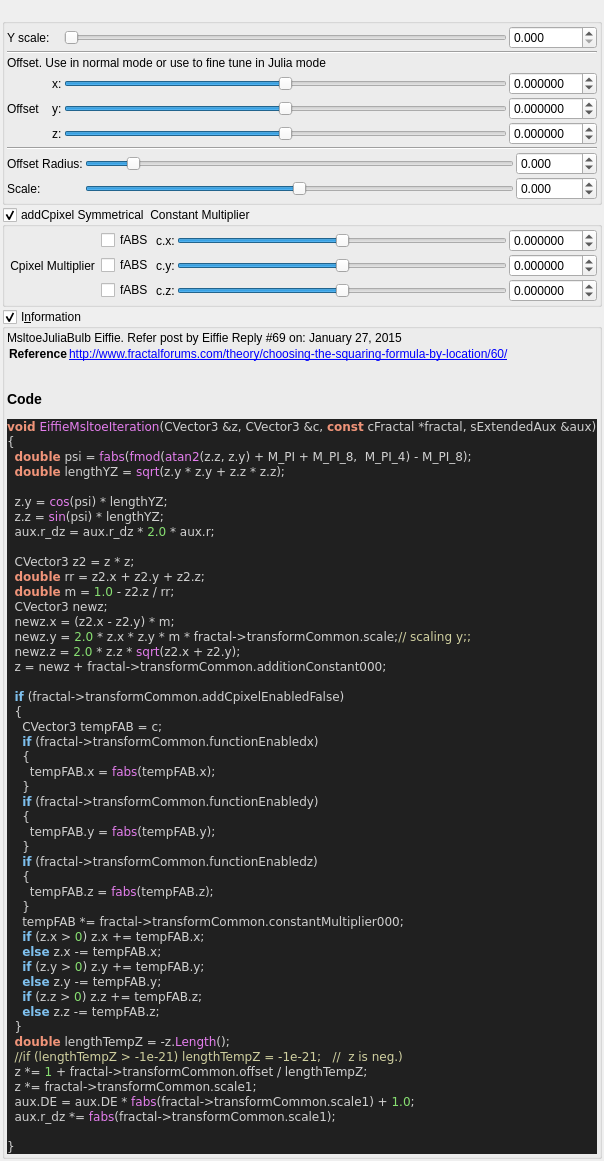
Old version of the form mandelbulber2/qt_data/fractal_eiffie_msltoe.ui in the repository buddhi1980/mandelbulber2.
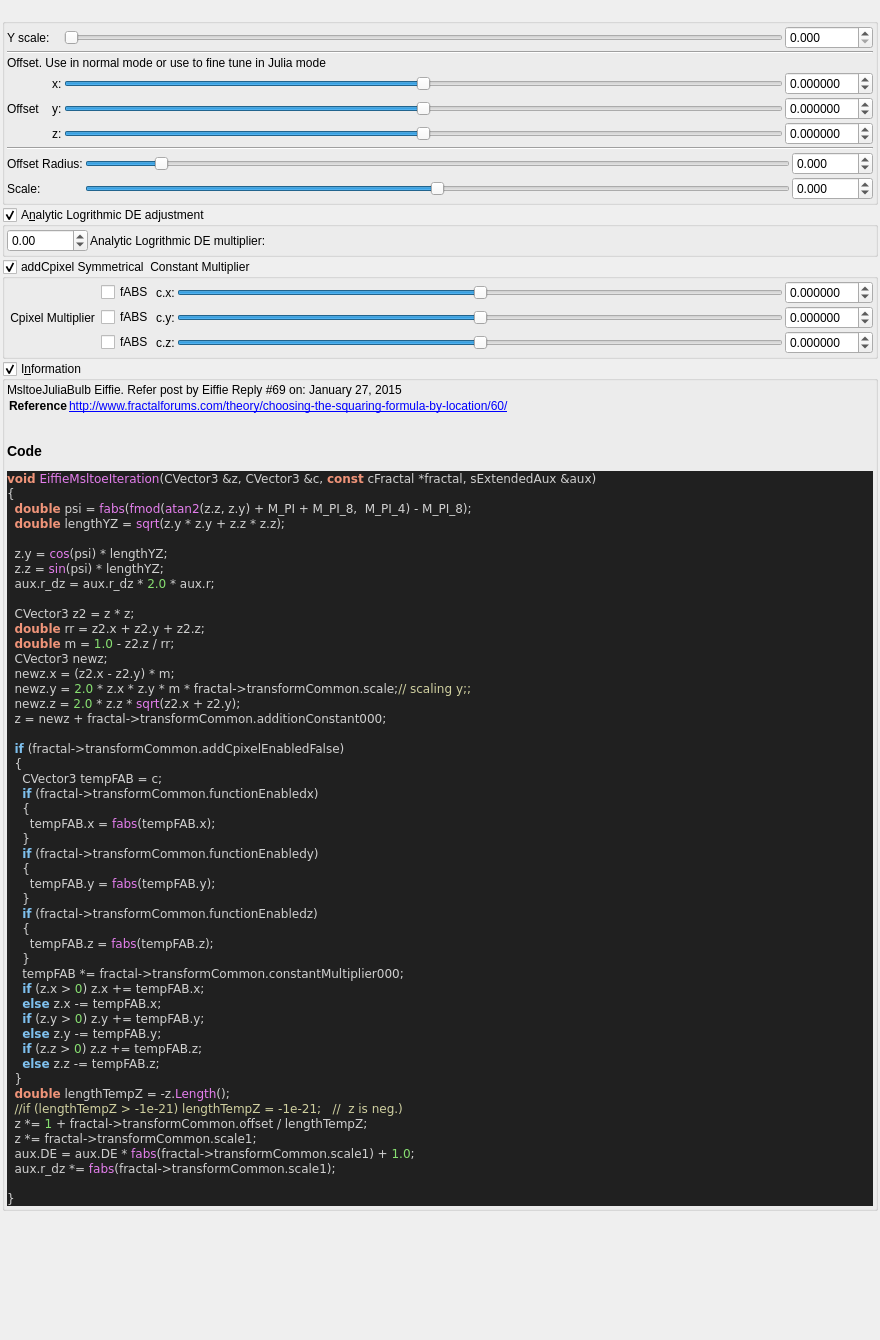
New version of the form. Custom widgets are drawn as their Qt base class.

Patch:
```diff
--- a/mandelbulber2/qt_data/fractal_eiffie_msltoe.ui
+++ b/mandelbulber2/qt_data/fractal_eiffie_msltoe.ui
@@ -6,8 +6,8 @@
    <rect>
     <x>0</x>
     <y>0</y>
-    <width>427</width>
-    <height>740</height>
+    <width>880</width>
+    <height>1340</height>
    </rect>
   </property>
   <property name="windowTitle">
@@ -459,6 +459,91 @@
      </layout>
     </widget>
    </item>
+   <item>
+    <widget class="MyGroupBox" name="groupCheck_transf_function_enabledy_false">
+     <property name="toolTip">
+      <string/>
+     </property>
+     <property name="title">
+      <string>A&amp;nalytic Logrithmic DE adjustment</string>
+     </property>
+     <property name="checkable">
+      <bool>true</bool>
+     </property>
+     <layout class="QVBoxLayout" name="verticalLayout_52">
+      <property name="spacing">
+       <number>2</number>
+      </property>
+      <property name="leftMargin">
+       <number>2</number>
+      </property>
+      <property name="topMargin">
+       <number>2</number>
+      </property>
+      <property name="rightMargin">
+       <number>2</number>
+      </property>
+      <property name="bottomMargin">
+       <number>2</number>
+      </property>
+      <item>
+       <layout class="QGridLayout" name="gridLayout_26">
+        <property name="spacing">
+         <number>2</number>
+        </property>
+        <item row="0" column="0">
+         <widget class="MyDoubleSpinBox" name="spinbox_transf_scaleA_1">
+          <property name="sizePolicy">
+           <sizepolicy hsizetype="Minimum" vsizetype="Maximum">
+            <horstretch>0</horstretch>
+            <verstretch>0</verstretch>
+           </sizepolicy>
+          </property>
+          <property name="prefix">
+           <string/>
+          </property>
+          <property name="suffix">
+           <string/>
+          </property>
+          <property name="decimals">
+           <number>2</number>
+          </property>
+          <property name="minimum">
+           <double>-36000.000000000000000</double>
+          </property>
+          <property name="maximum">
+           <double>36000.000000000000000</double>
+          </property>
+          <property name="singleStep">
+           <double>0.100000000000000</double>
+          </property>
+         </widget>
+        </item>
+        <item row="0" column="1">
+         <widget class="QLabel" name="label_176">
+          <property name="text">
+           <string>Analytic Logrithmic DE multiplier: </string>
+          </property>
+         </widget>
+        </item>
+        <item row="0" column="2">
+         <spacer name="horizontalSpacer">
+          <property name="orientation">
+           <enum>Qt::Horizontal</enum>
+          </property>
+          <property name="sizeHint" stdset="0">
+           <size>
+            <width>40</width>
+            <height>20</height>
+           </size>
+          </property>
+         </spacer>
+        </item>
+       </layout>
+      </item>
+     </layout>
+    </widget>
+   </item>
    <item>
     <widget class="MyGroupBox" name="groupCheck_transf_addCpixel_enabled_false">
      <property name="toolTip">
```
Left out of the diff: 108 changed lines with no effect on the pictures.
